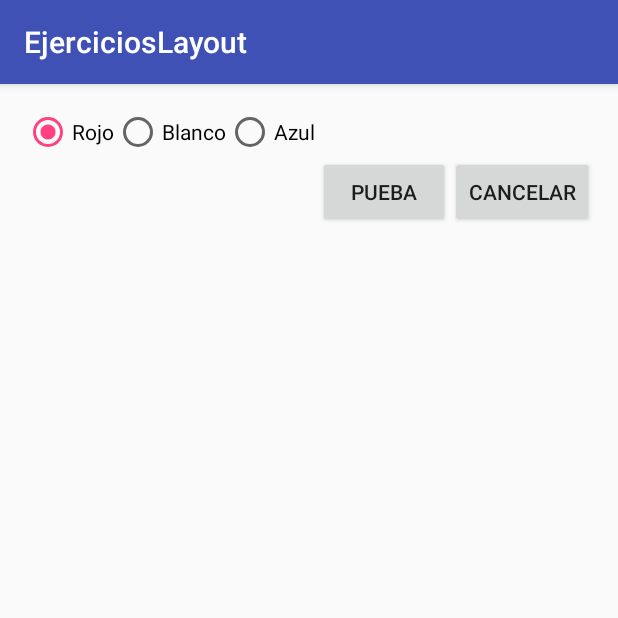
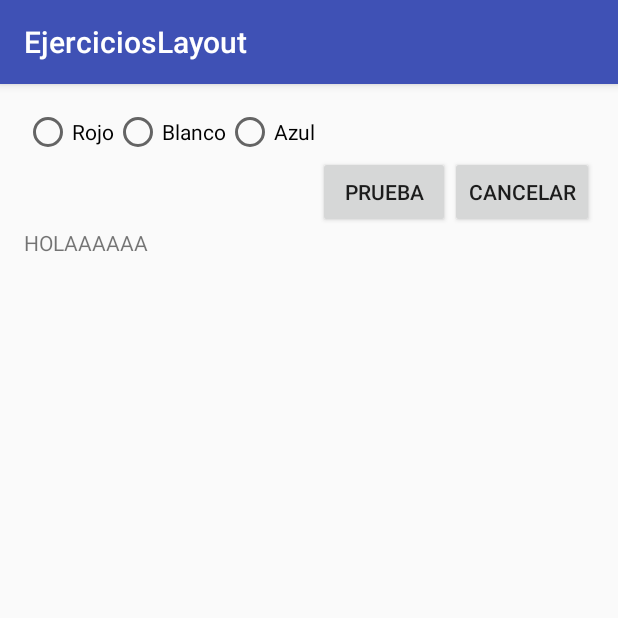
Before and after one commit to DaniieR/PMM, an Android app: the screen it shows after launch (EjercicioLayout before the commit, Ejerciciolayout after it), after a tap on "EJERCICIO LAYOUT", on a phone screen of 412 x 824 dp, the top half of it. Run offline under Robolectric (Android 15) with nearby library versions, the phone set to English and light mode, and no system bars.

Commit message:
Ejercicio Table acabado

```diff
--- a/EjerciciosLayout/app/src/main/AndroidManifest.xml
+++ b/EjerciciosLayout/app/src/main/AndroidManifest.xml
@@ -15,7 +15,9 @@
                 <category android:name="android.intent.category.LAUNCHER" />
             </intent-filter>
         </activity>
-        <activity android:name=".EjercicioLayout"></activity>
+        <activity android:name=".Ejerciciolayout" />
+        <activity android:name=".EjercicioTable" />
+        <activity android:name=".EjercicioRelative"></activity>
     </application>
 
 </manifest>
--- /dev/null
+++ b/EjerciciosLayout/app/src/main/java/com/example/mati/ejercicioslayout/Ejerciciolayout.java
@@ -0,0 +1,54 @@
+package com.example.mati.ejercicioslayout;
+
+import android.content.Context;
+import android.graphics.Color;
+import android.support.v4.content.ContextCompat;
+import android.support.v7.app.AppCompatActivity;
+import android.os.Bundle;
+import android.view.View;
+import android.widget.Button;
+import android.widget.RadioButton;
+import android.widget.RadioGroup;
+import android.widget.TextView;
+
+public class Ejerciciolayout extends AppCompatActivity {
+
+    RadioGroup RadioGroup;
+    TextView Fondo;
+    RadioButton RadioButtonRed, RadioButtonWhite, RadioButtonBlue;
+    Button BotonAplicar;
+
+    @Override
+    protected void onCreate(Bundle savedInstanceState) {
+        super.onCreate(savedInstanceState);
+        setContentView(R.layout.activity_ejerciciolayout);
+        final TextView Fondo = (TextView) findViewById(R.id.fondo);
+        final RadioGroup RadioGroup = (RadioGroup) findViewById(R.id.radios);
+        final RadioButton RadioButtonRed = (RadioButton) findViewById(R.id.radioButton);
+        final RadioButton RadioButtonWhite = (RadioButton) findViewById(R.id.radioButton2);
+        final RadioButton RadioButtonBlue = (RadioButton) findViewById(R.id.radioButton3);
+        final Button BotonAplicar = (Button) findViewById(R.id.BottonAplicar);
+        final Button BotonBorrar = (Button) findViewById(R.id.BottonBorrar);
+        final Context context = this;
+        RadioGroup.clearCheck();
+        BotonAplicar.setOnClickListener(new Button.OnClickListener(){
+          public void onClick(View v){
+              if (RadioGroup.getCheckedRadioButtonId()==R.id.radioButton)
+                  Fondo.setBackgroundColor(Color.RED);
+              if (RadioGroup.getCheckedRadioButtonId()==R.id.radioButton2)
+                  Fondo.setBackgroundColor(Color.WHITE);
+              if (RadioGroup.getCheckedRadioButtonId()==R.id.radioButton3)
+                  Fondo.setBackgroundColor(Color.BLUE);
+          }
+        });
+        BotonBorrar.setOnClickListener(new Button.OnClickListener(){
+            public void onClick(View v){
+                RadioGroup.clearCheck();
+                //Fondo.setBackgroundColor(Color.WHITE);
+                Fondo.setBackgroundColor(ContextCompat.getColor(context, R.color.background));
+            }
+        });
+
+
+    }
+}
--- a/EjerciciosLayout/app/src/main/java/com/example/mati/ejercicioslayout/MainActivity.java
+++ b/EjerciciosLayout/app/src/main/java/com/example/mati/ejercicioslayout/MainActivity.java
@@ -11,9 +11,20 @@ public class MainActivity extends AppCompatActivity {
     protected void onCreate(Bundle savedInstanceState) {
         super.onCreate(savedInstanceState);
         setContentView(R.layout.activity_main);
+
     }
     public void EjercicioLayout (View clicado){
-        Intent miIntent = new Intent(MainActivity.this, EjercicioLayout.class);
+        Intent miIntent = new Intent(MainActivity.this, Ejerciciolayout.class);
+        Bundle miBundle = new Bundle();
+        startActivity(miIntent);
+    }
+    public void EjercicioTable (View clicado){
+        Intent miIntent = new Intent(MainActivity.this, EjercicioTable.class);
+        Bundle miBundle = new Bundle();
+        startActivity(miIntent);
+    }
+    public void EjercicioRelative (View clicado){
+        Intent miIntent = new Intent(MainActivity.this, EjercicioRelative.class);
         Bundle miBundle = new Bundle();
         startActivity(miIntent);
     }
--- /dev/null
+++ b/EjerciciosLayout/app/src/main/res/layout/activity_ejerciciolayout.xml
@@ -0,0 +1,61 @@
+<?xml version="1.0" encoding="utf-8"?>
+<LinearLayout xmlns:android="http://schemas.android.com/apk/res/android"
+    xmlns:tools="http://schemas.android.com/tools"
+    android:layout_width="match_parent"
+    android:layout_height="match_parent"
+    android:paddingBottom="@dimen/activity_vertical_margin"
+    android:paddingLeft="@dimen/activity_horizontal_margin"
+    android:paddingRight="@dimen/activity_horizontal_margin"
+    android:paddingTop="@dimen/activity_vertical_margin"
+    tools:context="com.example.mati.ejercicioslayout.Ejerciciolayout"
+    android:orientation="vertical">
+
+    <RadioGroup
+        android:layout_width="wrap_content"
+        android:layout_height="wrap_content"
+        android:orientation="horizontal"
+        android:gravity="top|center"
+        android:id="@+id/radios">
+        <RadioButton
+            android:layout_width="wrap_content"
+            android:layout_height="wrap_content"
+            android:text="Rojo"
+            android:id="@+id/radioButton"
+            android:checked="true" />
+        <RadioButton
+            android:layout_width="wrap_content"
+            android:layout_height="wrap_content"
+            android:text="Blanco"
+            android:id="@+id/radioButton2" />
+
+        <RadioButton
+            android:layout_width="wrap_content"
+            android:layout_height="wrap_content"
+            android:text="Azul"
+            android:id="@+id/radioButton3" />
+    </RadioGroup>
+    <LinearLayout
+        android:layout_width="wrap_content"
+        android:layout_height="wrap_content"
+        android:layout_gravity="right">
+        <Button
+            android:layout_width="wrap_content"
+            android:layout_height="wrap_content"
+            android:text="Prueba"
+            android:id="@+id/BottonAplicar"/>
+        <Button
+            android:layout_width="wrap_content"
+            android:layout_height="wrap_content"
+            android:text="Cancelar"
+            android:id="@+id/BottonBorrar"/>
+    </LinearLayout>
+    <LinearLayout
+        android:layout_width="wrap_content"
+        android:layout_height="wrap_content">
+        <TextView
+            android:layout_width="wrap_content"
+            android:layout_height="wrap_content"
+            android:id="@+id/fondo"
+            android:text="HOLAAAAAA"/>
+    </LinearLayout>
+</LinearLayout>
--- a/EjerciciosLayout/app/src/main/res/values/colors.xml
+++ b/EjerciciosLayout/app/src/main/res/values/colors.xml
@@ -3,4 +3,5 @@
     <color name="colorPrimary">#3F51B5</color>
     <color name="colorPrimaryDark">#303F9F</color>
     <color name="colorAccent">#FF4081</color>
+    <color name="background">#FFFFFF</color>
 </resources>
```
Also changed, not shown: EjerciciosLayout/app/src/main/java/com/example/mati/ejercicioslayout/EjercicioRelative.java (added, +13 -0 lines), EjerciciosLayout/app/src/main/java/com/example/mati/ejercicioslayout/EjercicioTable.java (added, +46 -0 lines), EjerciciosLayout/app/src/main/res/layout/activity_ejercicio_relative.xml (added, +12 -0 lines), EjerciciosLayout/app/src/main/res/layout/activity_ejercicio_table.xml (added, +49 -0 lines), EjerciciosLayout/app/src/main/res/layout/activity_main.xml (+7 -1 lines).
